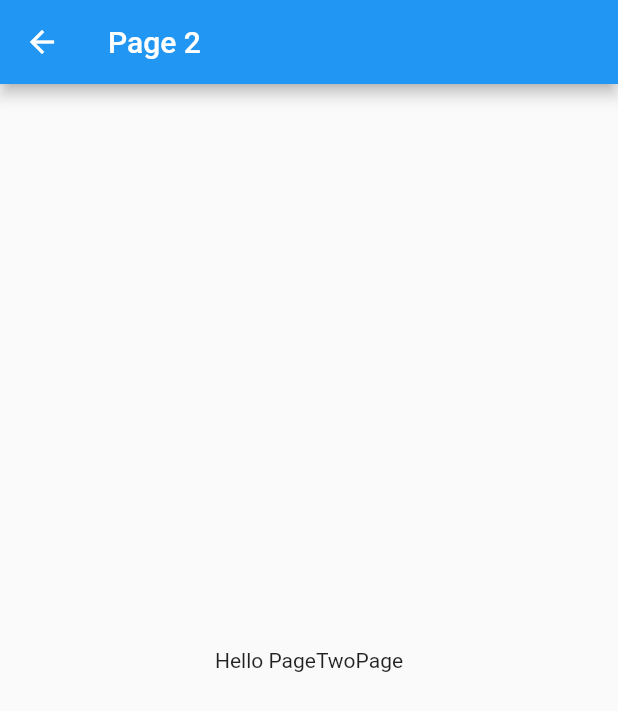
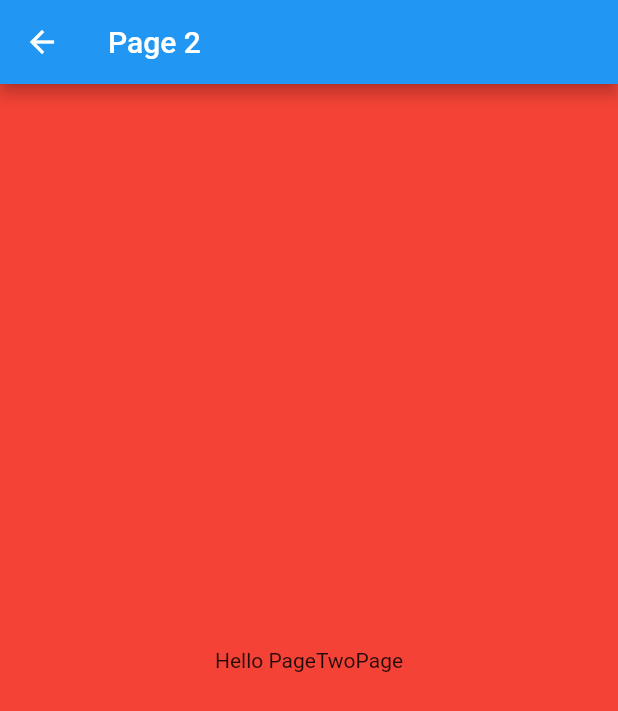
Before and after one commit to HajdukSanchez/transitions_app, a Flutter app: the screen it shows after launch, after a tap on the "access time" icon, on a phone screen of 412 x 824 dp. Shown: the top 711 px of the screen. Run offline on Flutter 3.47's test engine with Material 2 defaults, Android fonts, the phone set to English and light mode, and no system bars.

```diff
--- a/lib/src/pages/page_one_page/page_one_page.dart
+++ b/lib/src/pages/page_one_page/page_one_page.dart
@@ -29,7 +29,7 @@ class PageOnePage extends StatelessWidget {
         pageBuilder: (BuildContext context, Animation<double> animation,
                 Animation<double> secondaryAnimation) =>
             const PageTwoPage(),
-        // transitionDuration: const Duration(milliseconds: 800),
+        transitionDuration: const Duration(milliseconds: 500),
         transitionsBuilder: (context, animation, secondaryAnimation, child) {
           final curvedAnimation = CurvedAnimation(parent: animation, curve: Curves.easeInOut);
 
@@ -44,8 +44,15 @@ class PageOnePage extends StatelessWidget {
           //   scale: Tween<double>(begin: 0.0, end: 1.0).animate(curvedAnimation),
           // );
 
-          return RotationTransition(
-              child: child, turns: Tween<double>(begin: 0.0, end: 1.0).animate(curvedAnimation));
+          // return RotationTransition(
+          //     child: child, turns: Tween<double>(begin: 0.0, end: 1.0).animate(curvedAnimation));
+
+          // return FadeTransition(
+          //     child: child, opacity: Tween<double>(begin: 0.0, end: 1.0).animate(curvedAnimation));
+
+          return SizeTransition(
+              child: child,
+              sizeFactor: Tween<double>(begin: 0.0, end: 1.0).animate(curvedAnimation));
         });
   }
 }
--- a/lib/src/pages/page_two_page/page_two_page.dart
+++ b/lib/src/pages/page_two_page/page_two_page.dart
@@ -6,6 +6,7 @@ class PageTwoPage extends StatelessWidget {
   @override
   Widget build(BuildContext context) {
     return Scaffold(
+      backgroundColor: Colors.red,
       appBar: AppBar(
         title: const Text("Page 2"),
       ),
```
